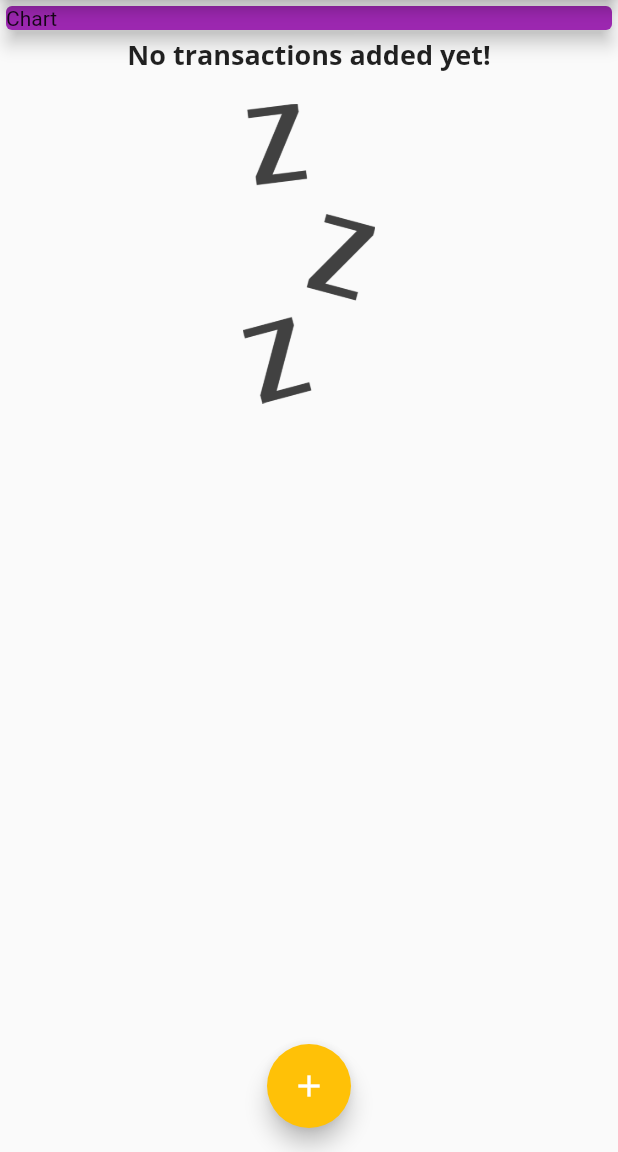
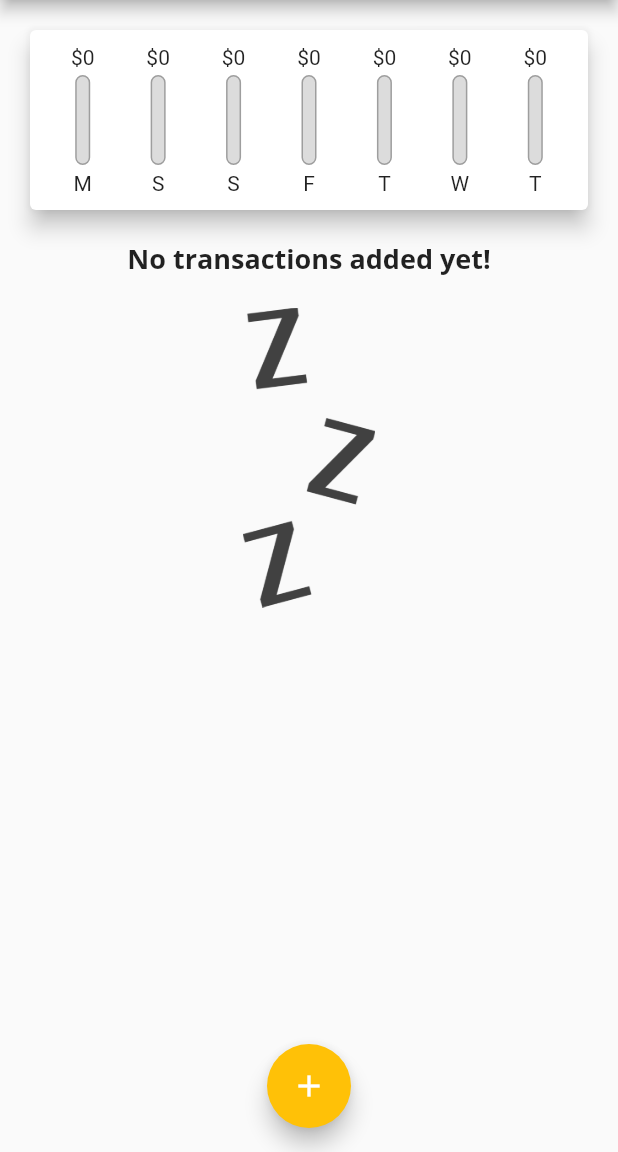
Before and after one commit to saurabhmirajkar/expense_tracker, a Flutter app: the screen it shows after launch, on a phone screen of 412 x 824 dp, the part 84-1236 px from its top. Run offline on Flutter 3.47's test engine with Material 2 defaults, Android fonts, the phone set to English and light mode, and no system bars.

Commit message:
last changes

```diff
--- a/lib/main.dart
+++ b/lib/main.dart
@@ -1,3 +1,4 @@
+import 'package:expense_tracker/widgets/chart.dart';
 import 'package:flutter/material.dart';
 
 import 'models/transaction.dart';
@@ -48,6 +49,15 @@ class MyHomepage extends StatefulWidget {
 class _MyHomepageState extends State<MyHomepage> {
   final List<Transaction> _userTransactions = [];
 
+  List<Transaction> get _recentTransactions {
+    return _userTransactions.where(
+      (tx) {
+        return tx.date
+            .isAfter(DateTime.now().subtract(const Duration(days: 7)));
+      },
+    ).toList();
+  }
+
   void _addTransaction(String txTitle, double txAmount) {
     final newTx = Transaction(
       id: DateTime.now().toString(),
@@ -87,14 +97,7 @@ class _MyHomepageState extends State<MyHomepage> {
           child: Column(
             crossAxisAlignment: CrossAxisAlignment.stretch,
             children: [
-              SizedBox(
-                width: double.infinity,
-                child: Card(
-                  color: Theme.of(context).primaryColor,
-                  elevation: 5,
-                  child: const Text('Chart'),
-                ),
-              ),
+              Chart(_recentTransactions),
               TransactionList(_userTransactions),
             ],
           ),
--- /dev/null
+++ b/lib/widgets/chart.dart
@@ -0,0 +1,64 @@
+import 'package:expense_tracker/widgets/chart_bar.dart';
+import 'package:flutter/material.dart';
+import 'package:intl/intl.dart';
+
+import '../models/transaction.dart';
+
+class Chart extends StatelessWidget {
+  final List<Transaction> recentTransactions;
+
+  Chart(this.recentTransactions, {super.key});
+
+  List<Map<String, Object>> get groupedTransactionValues {
+    return List.generate(7, (index) {
+      final weekDay = DateTime.now().subtract(Duration(days: index));
+
+      var totalAmount = 0.0;
+      for (int i = 0; i < recentTransactions.length; i++) {
+        if (recentTransactions[i].date.day == weekDay.day &&
+            recentTransactions[i].date.month == weekDay.month &&
+            recentTransactions[i].date.year == weekDay.year) {
+          totalAmount += recentTransactions[i].amount;
+        }
+      }
+
+      return {
+        'day': DateFormat.E().format(weekDay).substring(0, 1),
+        'amount': totalAmount,
+      };
+    });
+  }
+
+  double get totalSpending {
+    return groupedTransactionValues.fold(0.0, (sum, item) {
+      return sum + (item['amount'] as double);
+    });
+  }
+
+  @override
+  Widget build(BuildContext context) {
+    return Card(
+      // color: Theme.of(context).primaryColor,
+      elevation: 6,
+      margin: const EdgeInsets.all(20),
+      child: Padding(
+        padding: const EdgeInsets.all(10),
+        child: Row(
+          mainAxisAlignment: MainAxisAlignment.spaceAround,
+          children: groupedTransactionValues.map((data) {
+            return Flexible(
+              fit: FlexFit.tight,
+              child: ChartBar(
+                data['day'].toString(),
+                data['amount'] as double,
+                totalSpending == 0.0
+                    ? 0.0
+                    : (data['amount'] as double) / totalSpending,
+              ),
+            );
+          }).toList(),
+        ),
+      ),
+    );
+  }
+}
--- /dev/null
+++ b/lib/widgets/chart_bar.dart
@@ -0,0 +1,45 @@
+import 'package:flutter/material.dart';
+
+class ChartBar extends StatelessWidget {
+  final String label;
+  final double spendingAmount;
+  final double spendingPctOfTotal;
+
+  ChartBar(this.label, this.spendingAmount, this.spendingPctOfTotal);
+
+  @override
+  Widget build(BuildContext context) {
+    return Column(
+      children: [
+        FittedBox(child: Text('\$${spendingAmount.toStringAsFixed(0)}')),
+        SizedBox(height: 4),
+        Container(
+          height: 60,
+          width: 10,
+          child: Stack(
+            children: [
+              Container(
+                decoration: BoxDecoration(
+                  border: Border.all(color: Colors.grey, width: 1.0),
+                  color: Color.fromRGBO(220, 220, 220, 1),
+                  borderRadius: BorderRadius.circular(20),
+                ),
+              ),
+              FractionallySizedBox(
+                heightFactor: spendingPctOfTotal,
+                child: Container(
+                  decoration: BoxDecoration(
+                    color: Theme.of(context).primaryColor,
+                    borderRadius: BorderRadius.circular(10),
+                  ),
+                ),
+              )
+            ],
+          ),
+        ),
+        SizedBox(height: 4),
+        Text(label),
+      ],
+    );
+  }
+}
```
Also changed, not shown: pubspec.lock, 2 other files.
